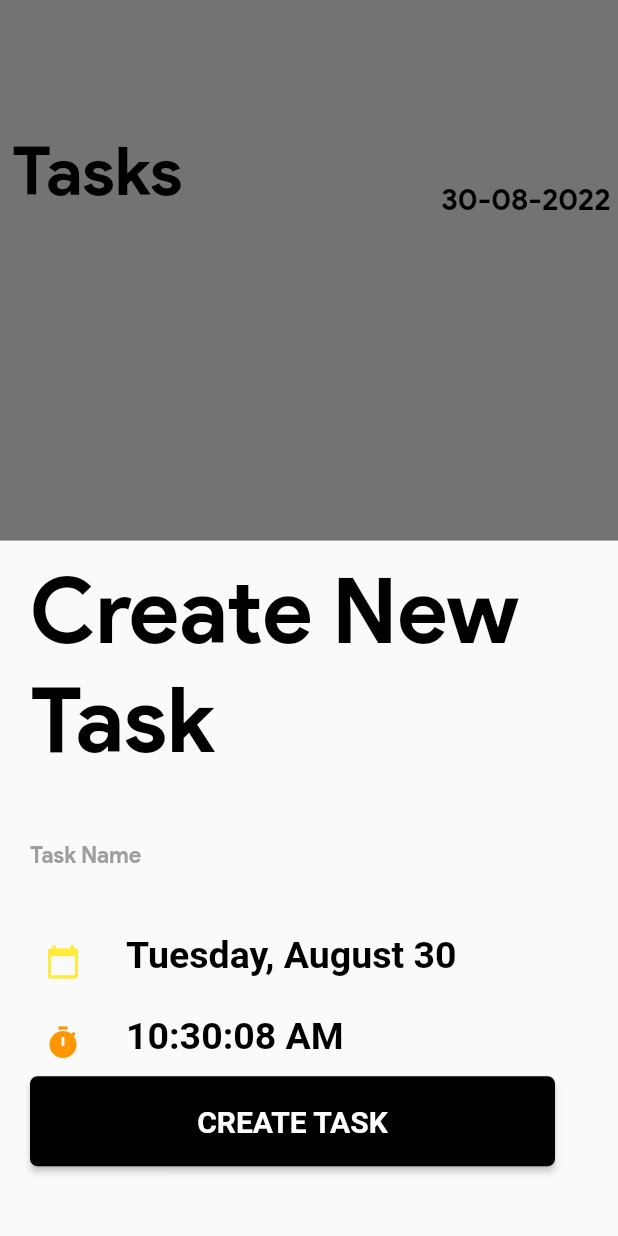
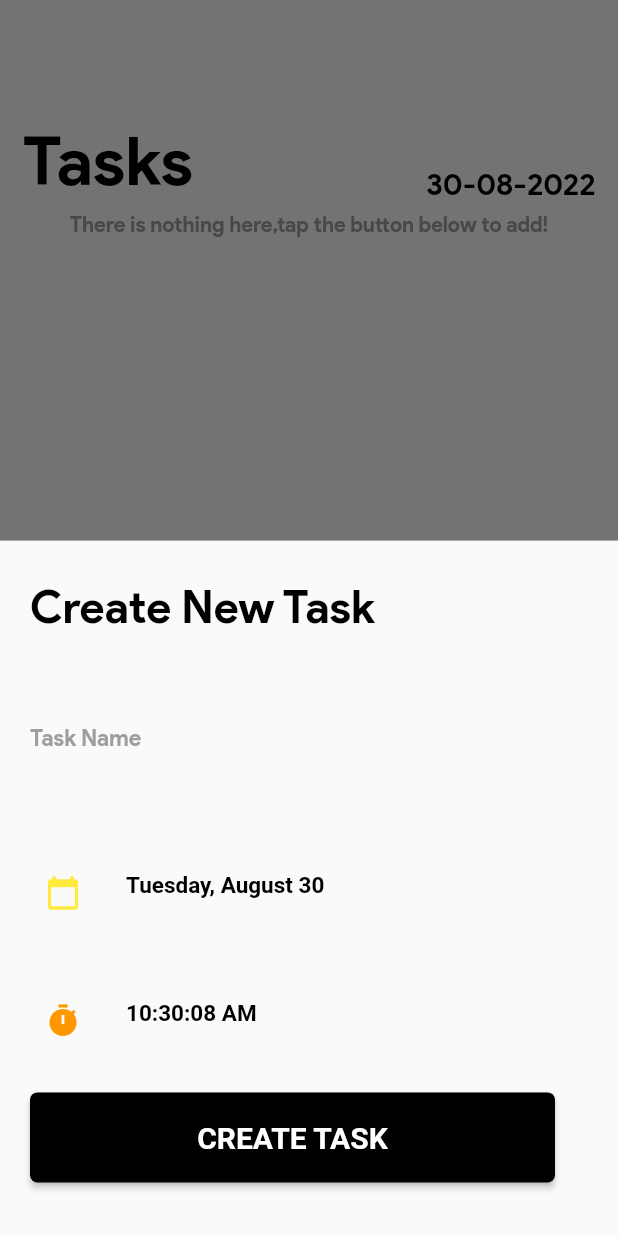
Before and after one commit to anshb7/to_do_app, a Flutter app: the screen it shows after launch, after a tap on "Tap to Add", on a phone screen of 412 x 824 dp. Run offline on Flutter 3.47's test engine with Material 2 defaults, Android fonts, the phone set to English and light mode, and no system bars; our stand-ins replace modal_bottom_sheet; missing offline and left inert: dart:ffi.

Commit message:
final final

```diff
--- a/lib/main.dart
+++ b/lib/main.dart
@@ -3,6 +3,7 @@
 import 'dart:ffi';
 import 'dart:math';
 
+import 'package:flutter/cupertino.dart';
 import 'package:flutter/material.dart';
 import 'package:flutter/scheduler.dart';
 import 'package:intl/intl.dart';
@@ -80,6 +81,7 @@ class _MyHomePageState extends State<MyHomePage> {
                     context: context,
                     builder: (context) => Material(
                           child: Column(
+                            mainAxisAlignment: MainAxisAlignment.spaceEvenly,
                             crossAxisAlignment: CrossAxisAlignment.start,
                             children: <Widget>[
                               const Padding(
@@ -90,14 +92,14 @@ class _MyHomePageState extends State<MyHomePage> {
                                   style: TextStyle(
                                     decoration: TextDecoration.none,
                                     fontFamily: "product",
-                                    fontSize: 60.0,
+                                    fontSize: 30.0,
                                     fontWeight: FontWeight.bold,
                                     color: Colors.black,
                                   ),
                                 ),
                               ),
                               const SizedBox(
-                                height: 30,
+                                height: 15,
                               ),
                               TextField(
                                 controller: taskcontroller,
@@ -145,7 +147,7 @@ class _MyHomePageState extends State<MyHomePage> {
                                     style: const TextStyle(
                                         color: Colors.black,
                                         fontWeight: FontWeight.bold,
-                                        fontSize: 25),
+                                        fontSize: 15),
                                   ),
                                 ],
                               ),
@@ -171,7 +173,7 @@ class _MyHomePageState extends State<MyHomePage> {
                                     style: const TextStyle(
                                       color: Colors.black,
                                       fontWeight: FontWeight.bold,
-                                      fontSize: 25,
+                                      fontSize: 15,
                                     ),
                                   ),
                                 ],
@@ -180,7 +182,7 @@ class _MyHomePageState extends State<MyHomePage> {
                                 mainAxisAlignment: MainAxisAlignment.start,
                                 children: [
                                   Padding(
-                                    padding: EdgeInsets.fromLTRB(20, 10, 20, 0),
+                                    padding: EdgeInsets.all(20),
                                     child: SizedBox(
                                       width: 350,
                                       height: 60,
@@ -233,6 +235,7 @@ class _MyHomePageState extends State<MyHomePage> {
                 ),
               ]))),
       body: Column(
+        mainAxisAlignment: MainAxisAlignment.spaceEvenly,
         children: [
           Container(
             color: Colors.transparent,
@@ -242,7 +245,7 @@ class _MyHomePageState extends State<MyHomePage> {
               mainAxisAlignment: MainAxisAlignment.spaceBetween,
               children: [
                 const Padding(
-                  padding: EdgeInsets.all(8.0),
+                  padding: EdgeInsets.all(15.0),
                   child: Align(
                     alignment: Alignment.bottomLeft,
                     child: Text(
@@ -255,7 +258,7 @@ class _MyHomePageState extends State<MyHomePage> {
                   ),
                 ),
                 Padding(
-                  padding: const EdgeInsets.all(5.0),
+                  padding: const EdgeInsets.all(15.0),
                   child: Align(
                     alignment: Alignment.bottomCenter,
                     child: Text(
@@ -269,6 +272,10 @@ class _MyHomePageState extends State<MyHomePage> {
                 ),
               ],
             ),
+          ),
+          Center(
+            child: centertext(),
+            heightFactor: 0,
           ),
           Expanded(
               child: ListView.builder(
@@ -318,4 +325,20 @@ class _MyHomePageState extends State<MyHomePage> {
     }
     return colors[value];
   }
+
+  Text centertext() {
+    var message;
+    if (tasks.isEmpty == true) {
+      message = "There is nothing here,tap the button below to add!";
+    } else {
+      message = "";
+    }
+    return Text(
+      message,
+      style: TextStyle(
+          color: Colors.grey,
+          fontFamily: "Product",
+          fontWeight: FontWeight.bold),
+    );
+  }
 }
```
